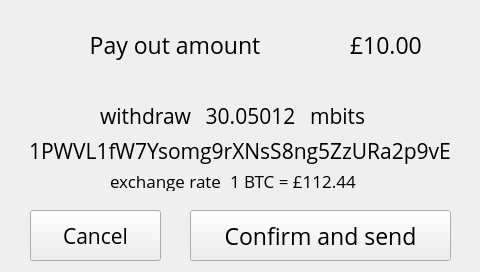
alexykot/xbterminal-firmware, file xbterminal/gui/ui.ui: the form before one commit.
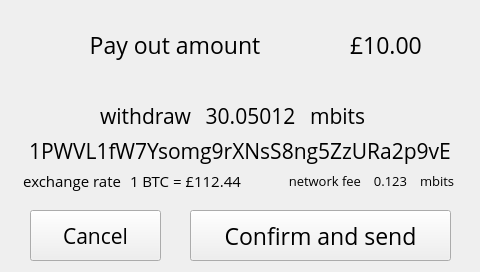
The form after the commit. The open tabs and pages were chosen to show the change.

```diff
--- a/xbterminal/gui/ui.ui
+++ b/xbterminal/gui/ui.ui
@@ -1765,7 +1765,7 @@
     <widget class="QLabel" name="wconfirm_xrate_amount_lbl">
      <property name="geometry">
       <rect>
-       <x>230</x>
+       <x>130</x>
        <y>170</y>
        <width>141</width>
        <height>21</height>
@@ -1774,7 +1774,7 @@
      <property name="font">
       <font>
        <family>Open Sans</family>
-       <pointsize>13</pointsize>
+       <pointsize>11</pointsize>
       </font>
      </property>
      <property name="text">
@@ -1784,16 +1784,16 @@
     <widget class="QLabel" name="wconfirm_xrate_lbl">
      <property name="geometry">
       <rect>
-       <x>60</x>
+       <x>0</x>
        <y>170</y>
-       <width>161</width>
+       <width>121</width>
        <height>21</height>
       </rect>
      </property>
      <property name="font">
       <font>
        <family>Open Sans</family>
-       <pointsize>13</pointsize>
+       <pointsize>11</pointsize>
       </font>
      </property>
      <property name="text">
@@ -1883,6 +1883,72 @@
       <string/>
      </property>
     </widget>
+    <widget class="QLabel" name="wconfirm_fee1_lbl">
+     <property name="geometry">
+      <rect>
+       <x>260</x>
+       <y>170</y>
+       <width>101</width>
+       <height>21</height>
+      </rect>
+     </property>
+     <property name="font">
+      <font>
+       <family>Open Sans</family>
+       <pointsize>10</pointsize>
+      </font>
+     </property>
+     <property name="text">
+      <string>network fee</string>
+     </property>
+     <property name="alignment">
+      <set>Qt::AlignRight|Qt::AlignTrailing|Qt::AlignVCenter</set>
+     </property>
+    </widget>
+    <widget class="QLabel" name="wconfirm_fee_amount_lbl">
+     <property name="geometry">
+      <rect>
+       <x>360</x>
+       <y>170</y>
+       <width>61</width>
+       <height>21</height>
+      </rect>
+     </property>
+     <property name="font">
+      <font>
+       <family>Open Sans</family>
+       <pointsize>10</pointsize>
+      </font>
+     </property>
+     <property name="text">
+      <string>0.123</string>
+     </property>
+     <property name="alignment">
+      <set>Qt::AlignCenter</set>
+     </property>
+    </widget>
+    <widget class="QLabel" name="wconfirm_fee2_lbl">
+     <property name="geometry">
+      <rect>
+       <x>420</x>
+       <y>170</y>
+       <width>61</width>
+       <height>21</height>
+      </rect>
+     </property>
+     <property name="font">
+      <font>
+       <family>Open Sans</family>
+       <pointsize>10</pointsize>
+      </font>
+     </property>
+     <property name="text">
+      <string>mbits</string>
+     </property>
+     <property name="alignment">
+      <set>Qt::AlignLeading|Qt::AlignLeft|Qt::AlignVCenter</set>
+     </property>
+    </widget>
    </widget>
    <widget class="QWidget" name="withdraw_receipt_scrn">
     <widget class="QLabel" name="wreceipt_scan_lbl">
```
